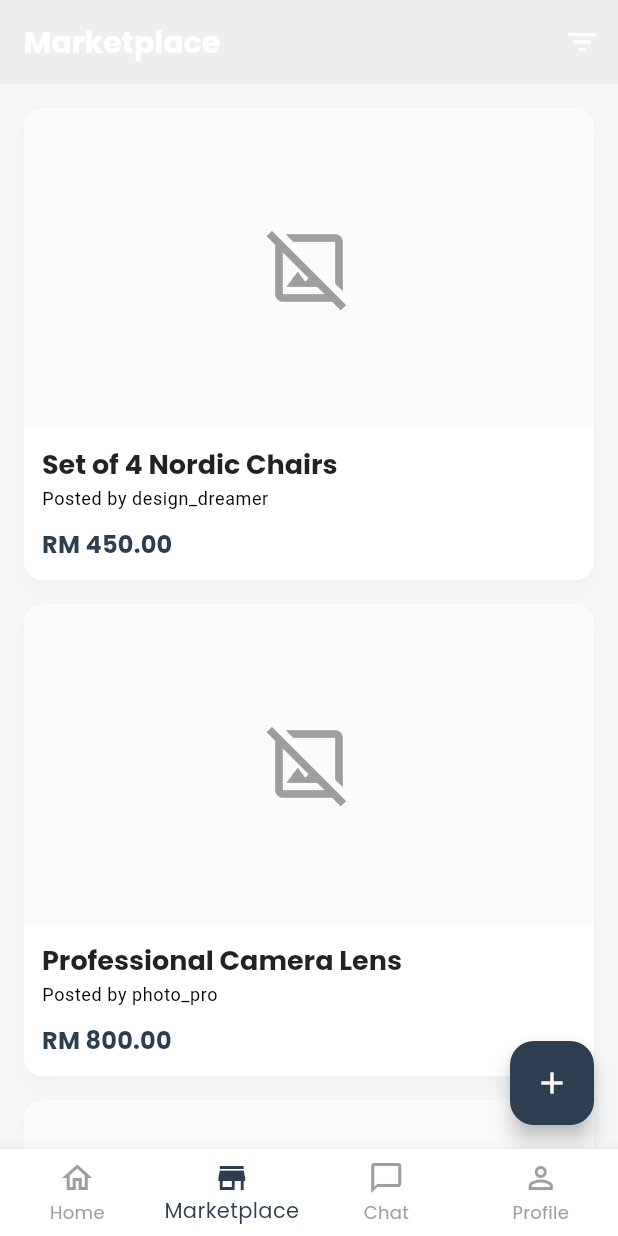
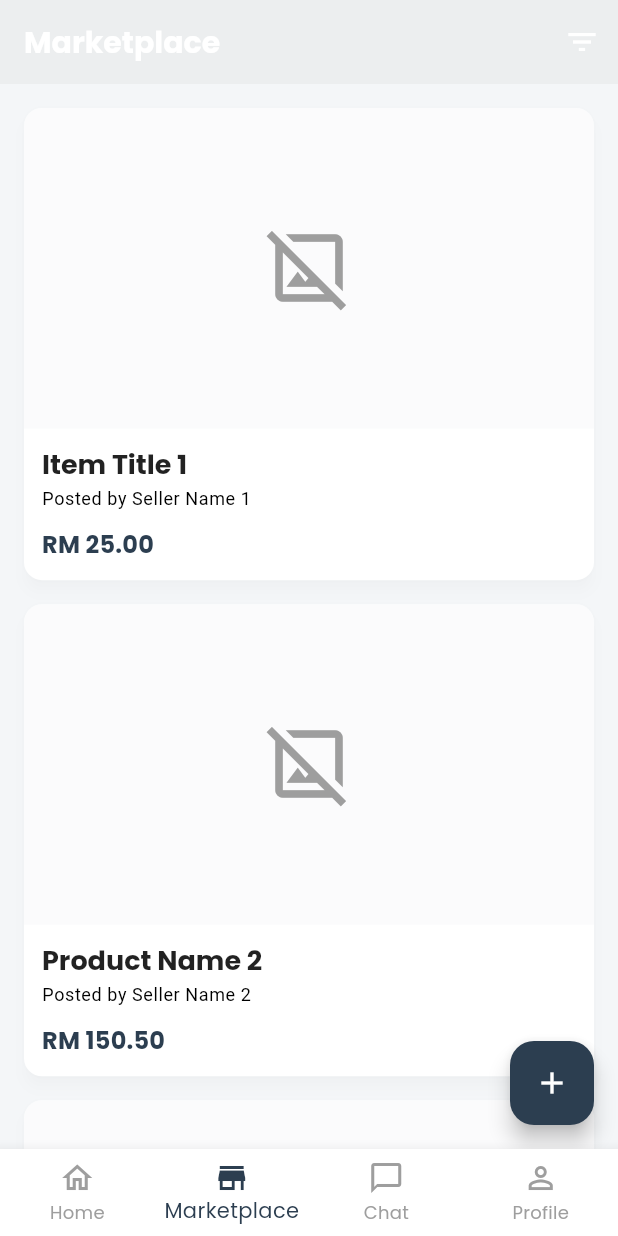
Before and after one commit to ShifyMeow/final_commutrade, a Flutter app: the screen it shows after launch, item 2 of the bottom bar chosen, on a phone screen of 412 x 824 dp. Run offline on Flutter 3.47's test engine with Material 3 defaults, Android fonts, the phone set to English and light mode, and no system bars; our stand-ins replace google_fonts.

Commit message:
Version 0.0.2

```diff
--- a/lib/screens/home/home_screen.dart
+++ b/lib/screens/home/home_screen.dart
@@ -6,22 +6,22 @@ import 'package:provider/provider.dart';
 class HomeScreen extends StatelessWidget {
   const HomeScreen({super.key});
 
-  // Updated placeholder data to reflect selling in RM
+  // Updated with generic placeholder data
   final List<Map<String, String>> _featuredItems = const [
     {
-      'title': 'Vintage Leather Jacket',
-      'price': 'RM 250.00',
-      'author': 'user123',
+      'title': 'Featured Item 1',
+      'price': 'RM 110.00',
+      'author': 'Seller A',
     },
     {
-      'title': 'Classic Acoustic Guitar',
-      'price': 'RM 180.50',
-      'author': 'musician_max',
+      'title': 'Featured Item 2',
+      'price': 'RM 85.50',
+      'author': 'Seller B',
     },
     {
-      'title': 'Rare Comic Book Collection',
-      'price': 'RM 95.00',
-      'author': 'collector_carl',
+      'title': 'Featured Item 3',
+      'price': 'RM 499.00',
+      'author': 'Seller C',
     },
   ];
 
@@ -57,7 +57,6 @@ class HomeScreen extends StatelessWidget {
           child: Column(
             crossAxisAlignment: CrossAxisAlignment.start,
             children: [
-              // --- Welcome Header ---
               Padding(
                 padding: const EdgeInsets.symmetric(horizontal: 16.0),
                 child: Text(
@@ -74,8 +73,6 @@ class HomeScreen extends StatelessWidget {
                 ),
               ),
               const SizedBox(height: 24),
-
-              // --- Featured Items Section ---
               Padding(
                 padding: const EdgeInsets.symmetric(horizontal: 16.0),
                 child: Text(
--- a/lib/screens/marketplace/marketplace_screen.dart
+++ b/lib/screens/marketplace/marketplace_screen.dart
@@ -4,42 +4,42 @@ import 'package:flutter/material.dart';
 class MarketplaceScreen extends StatelessWidget {
   const MarketplaceScreen({super.key});
 
-  // A larger list of placeholder data for the marketplace
+  // Using generic placeholder data
   final List<Map<String, String>> _marketplaceItems = const [
     {
-      'title': 'Set of 4 Nordic Chairs',
-      'price': 'RM 450.00',
-      'author': 'design_dreamer',
+      'title': 'Item Title 1',
+      'price': 'RM 25.00',
+      'author': 'Seller Name 1',
     },
     {
-      'title': 'Professional Camera Lens',
-      'price': 'RM 800.00',
-      'author': 'photo_pro',
+      'title': 'Product Name 2',
+      'price': 'RM 150.50',
+      'author': 'Seller Name 2',
     },
     {
-      'title': 'Vintage Leather Jacket',
-      'price': 'RM 250.00',
-      'author': 'user123',
+      'title': 'Placeholder Item 3',
+      'price': 'RM 99.99',
+      'author': 'Seller Name 3',
     },
     {
-      'title': 'Mountain Bike - Like New',
-      'price': 'RM 1200.00',
-      'author': 'adventure_ali',
+      'title': 'Generic Item 4',
+      'price': 'RM 12.00',
+      'author': 'Seller Name 4',
     },
     {
-      'title': 'Classic Acoustic Guitar',
-      'price': 'RM 180.50',
-      'author': 'musician_max',
+      'title': 'Sample Product 5',
+      'price': 'RM 300.00',
+      'author': 'Seller Name 5',
     },
     {
-      'title': 'Gaming Monitor 27"',
-      'price': 'RM 650.00',
-      'author': 'gamer_z',
+      'title': 'Item Title 6',
+      'price': 'RM 75.00',
+      'author': 'Seller Name 6',
     },
     {
-      'title': 'Rare Comic Book Collection',
-      'price': 'RM 95.00',
-      'author': 'collector_carl',
+      'title': 'Product Name 7',
+      'price': 'RM 49.90',
+      'author': 'Seller Name 7',
     },
   ];
 
@@ -60,7 +60,6 @@ class MarketplaceScreen extends StatelessWidget {
         backgroundColor: Theme.of(context).cardColor,
       ),
       body: ListView.builder(
-        // Add some padding to the top and bottom of the list
         padding: const EdgeInsets.symmetric(vertical: 8.0),
         itemCount: _marketplaceItems.length,
         itemBuilder: (BuildContext context, int index) {
```
